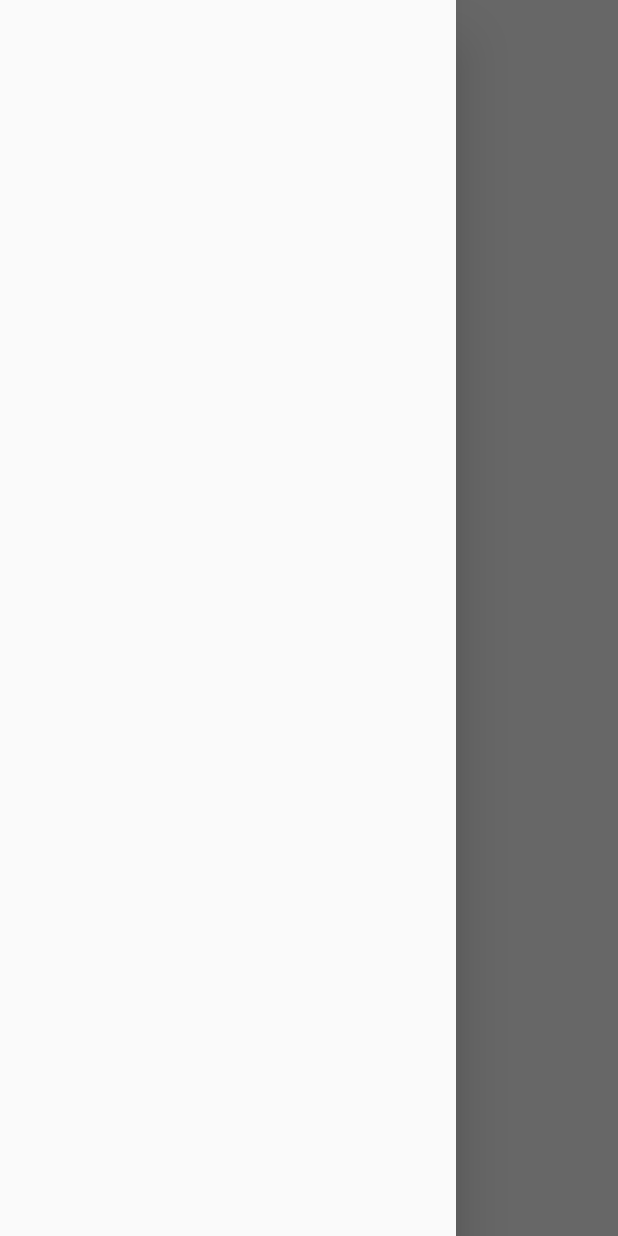
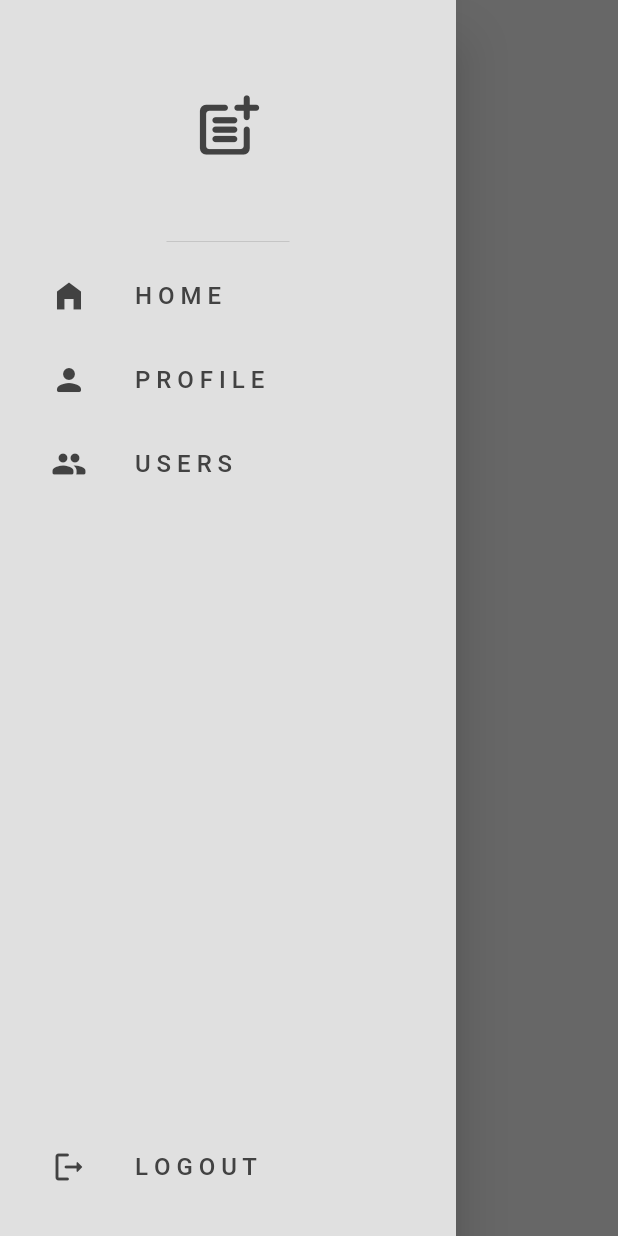
Before and after one commit to bavlysafwatt/TheWall, a Flutter app: the HomePage screen opened directly, with the side drawer open, on a phone screen of 412 x 824 dp. Run offline on Flutter 3.47's test engine with Material 3 defaults, Android fonts, the phone set to English and light mode, and no system bars; our stand-ins replace cloud_firestore, firebase_auth, firebase_core, modal_progress_hud_nsn; accounts and stored records are empty; Roboto replaces fonts that are missing (SanFrancisco).

Commit message:
create custom drawer

```diff
--- /dev/null
+++ b/lib/components/custom_drawer.dart
@@ -0,0 +1,96 @@
+import 'package:flutter/material.dart';
+
+class CustomDrawer extends StatelessWidget {
+  const CustomDrawer({super.key});
+
+  @override
+  Widget build(BuildContext context) {
+    return Drawer(
+      backgroundColor: Colors.grey.shade300,
+      child: Column(
+        mainAxisAlignment: MainAxisAlignment.spaceBetween,
+        children: [
+          Column(
+            children: [
+              DrawerHeader(
+                child: Icon(
+                  Icons.post_add_rounded,
+                  size: 50,
+                  color: Colors.grey.shade800,
+                ),
+              ),
+              Padding(
+                padding: const EdgeInsets.only(left: 18),
+                child: ListTile(
+                  leading: Icon(
+                    Icons.home_filled,
+                    color: Colors.grey.shade800,
+                  ),
+                  title: Text(
+                    'H O M E',
+                    style: TextStyle(
+                      fontSize: 16,
+                      color: Colors.grey.shade800,
+                    ),
+                  ),
+                ),
+              ),
+              Padding(
+                padding: const EdgeInsets.only(left: 18),
+                child: ListTile(
+                  leading: Icon(
+                    Icons.person_rounded,
+                    color: Colors.grey.shade800,
+                  ),
+                  title: Text(
+                    'P R O F I L E',
+                    style: TextStyle(
+                      fontSize: 16,
+                      color: Colors.grey.shade800,
+                    ),
+                  ),
+                ),
+              ),
+              Padding(
+                padding: const EdgeInsets.only(left: 18),
+                child: ListTile(
+                  leading: Icon(
+                    Icons.group_rounded,
+                    color: Colors.grey.shade800,
+                  ),
+                  title: Text(
+                    'U S E R S',
+                    style: TextStyle(
+                      fontSize: 16,
+                      color: Colors.grey.shade800,
+                    ),
+                  ),
+                ),
+              ),
+            ],
+          ),
+          Padding(
+            padding: const EdgeInsets.only(left: 18, bottom: 18),
+            child: ListTile(
+              leading: Icon(
+                Icons.logout_rounded,
+                color: Colors.grey.shade800,
+              ),
+              title: Text(
+                'L O G O U T',
+                style: TextStyle(
+                  fontSize: 16,
+                  color: Colors.grey.shade800,
+                ),
+              ),
+              onTap: () {
+                Navigator.pop(context);
+                Navigator.pop(context);
+              },
+            ),
+          ),
+        ],
+      ),
+    );
+  }
+}
--- a/lib/helper_functions.dart
+++ b/lib/helper_functions.dart
@@ -8,7 +8,6 @@ void showSnackBar(BuildContext context, String message) {
         child: Text(
           message,
           style: const TextStyle(
-            fontFamily: 'Inter',
             color: Colors.white,
             fontSize: 16,
             fontWeight: FontWeight.bold,
--- a/lib/main.dart
+++ b/lib/main.dart
@@ -1,8 +1,6 @@
-import 'package:firebase_auth/firebase_auth.dart';
 import 'package:firebase_core/firebase_core.dart';
 import 'package:flutter/material.dart';
 import 'package:the_wall/firebase_options.dart';
-import 'package:the_wall/pages/home_page.dart';
 import 'package:the_wall/pages/login_page.dart';
 
 void main() async {
@@ -25,16 +23,7 @@ class TheWall extends StatelessWidget {
         useMaterial3: false,
         fontFamily: 'SanFrancisco',
       ),
-      home: StreamBuilder(
-        stream: FirebaseAuth.instance.authStateChanges(),
-        builder: (context, snapshot) {
-          if (snapshot.hasData) {
-            return const HomePage();
-          } else {
-            return const LoginPage();
-          }
-        },
-      ),
+      home: const LoginPage(),
     );
   }
 }
--- a/lib/pages/home_page.dart
+++ b/lib/pages/home_page.dart
@@ -1,4 +1,5 @@
 import 'package:flutter/material.dart';
+import 'package:the_wall/components/custom_drawer.dart';
 
 class HomePage extends StatelessWidget {
   const HomePage({super.key});
@@ -13,13 +14,12 @@ class HomePage extends StatelessWidget {
         title: const Text(
           'W A L L',
           style: TextStyle(
-            fontWeight: FontWeight.bold,
             fontSize: 22,
           ),
         ),
         centerTitle: true,
       ),
-      drawer: const Drawer(),
+      drawer: const CustomDrawer(),
     );
   }
 }
```
